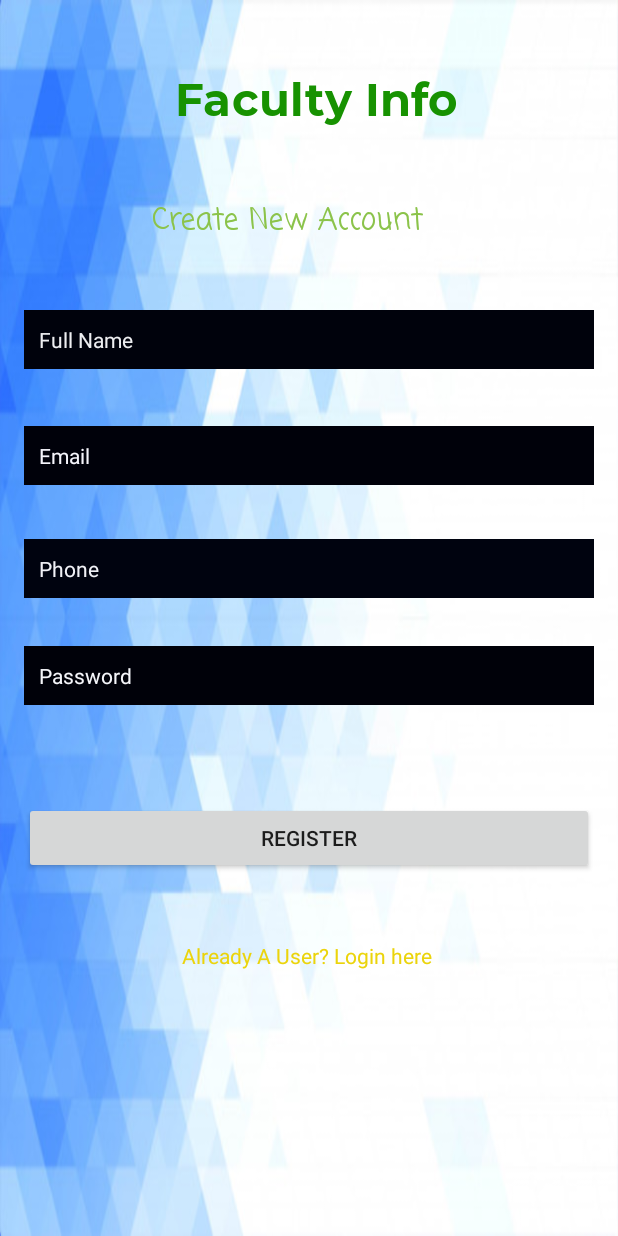
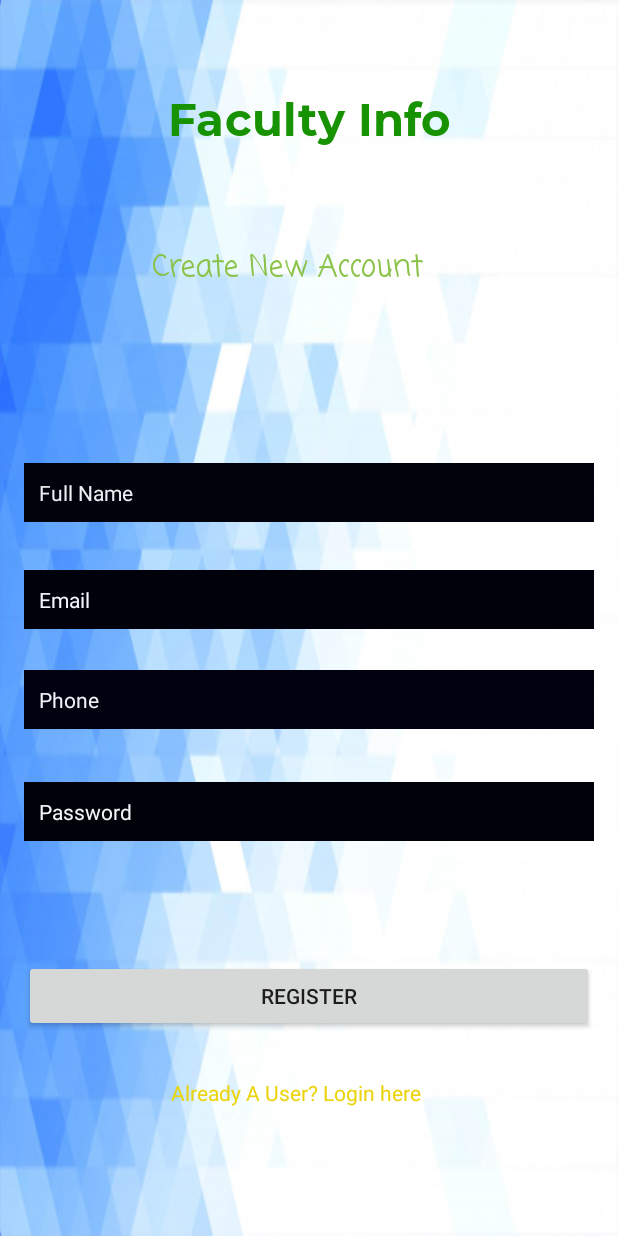
Before and after one commit to RV1504/RVCE-Departments, an Android app: the screen it shows after launch (MainActivity), on a phone screen of 412 x 824 dp. Run offline under Robolectric (Android 15) with nearby library versions, the phone set to English and light mode, and no system bars; our stand-ins replace Firebase (no records; nobody signed in at launch, a user with empty details on screens opened directly).

Commit message:
combining the two projects

```diff
--- a/app/src/main/AndroidManifest.xml
+++ b/app/src/main/AndroidManifest.xml
@@ -11,7 +11,6 @@
         android:roundIcon="@mipmap/ic_launcher_round"
         android:supportsRtl="true"
         android:theme="@style/AppTheme">
-        <activity android:name=".loginpage"></activity>
         <activity android:name=".login" />
         <activity android:name=".FaculityListActivity" />
         <activity android:name=".HomeScreenActivity" />
--- a/app/src/main/java/com/inhall/rvcedepartments/Adapters/DepartmentsRecyclerViewAdapter.java
+++ b/app/src/main/java/com/inhall/rvcedepartments/Adapters/DepartmentsRecyclerViewAdapter.java
@@ -50,7 +50,7 @@ public class DepartmentsRecyclerViewAdapter extends RecyclerView.Adapter<Departm
 
     @Override
     public void onBindViewHolder(@NonNull DepartmentsRecyclerViewHolder holder, int position) {
-        holder.polulate(departmentEntities.get(position));
+        holder.populate(departmentEntities.get(position));
     }
 
     @Override
--- a/app/src/main/java/com/inhall/rvcedepartments/Entity/facultylistentity.java
+++ /dev/null
@@ -1,4 +0,0 @@
-package com.inhall.rvcedepartments.Entity;
-
-public class facultylistentity {
-}
--- a/app/src/main/java/com/inhall/rvcedepartments/MainActivity.java
+++ b/app/src/main/java/com/inhall/rvcedepartments/MainActivity.java
@@ -21,10 +21,9 @@ import com.google.firebase.auth.AuthResult;
 import com.google.firebase.auth.FirebaseAuth;
 
 public class MainActivity extends AppCompatActivity {
-
     EditText mFullName, mEmail, mPassword, mPhone;
     Button mRegister;
-    TextView mLoginBtn;
+    TextView mLoginTxt;
     FirebaseAuth fAuth;
     ProgressBar progressBar;
 
@@ -38,7 +37,7 @@ public class MainActivity extends AppCompatActivity {
         mPassword = findViewById(R.id.password);
         mPhone = findViewById(R.id.phone);
         mRegister = findViewById(R.id.reg_btn);
-        mLoginBtn = findViewById(R.id.loginText);
+        mLoginTxt = findViewById(R.id.loginText);
 
         fAuth = FirebaseAuth.getInstance();
 
@@ -59,38 +58,41 @@ public class MainActivity extends AppCompatActivity {
                     mEmail.setError("Email is Required");
                     return;
                 }
-                if (TextUtils.isEmpty(email)) {
+                /*if (TextUtils.isEmpty(email)) {
                     mEmail.setError("Email is Required");
                     return;
                 }
                 if (TextUtils.isEmpty(email)) {
                     mEmail.setError("Email is Required");
                     return;
-                }
+                }*/
 
                 progressBar.setVisibility(View.VISIBLE);
 
-                fAuth.signInWithEmailAndPassword(email, password).addOnCompleteListener(new OnCompleteListener<AuthResult>() {
+                fAuth.createUserWithEmailAndPassword(email, password).addOnCompleteListener(new OnCompleteListener<AuthResult>() {
                     @Override
                     public void onComplete(@NonNull Task<AuthResult> task) {
                         if (task.isSuccessful()) {
-                            Intent intent = new Intent(MainActivity.this, HomeScreenActivity.class);
-                            intent.setFlags(Intent.FLAG_ACTIVITY_NEW_TASK | Intent.FLAG_ACTIVITY_CLEAR_TASK);
-                            startActivity(intent);
+                            Toast.makeText(MainActivity.this, "User Created", Toast.LENGTH_SHORT).show();
+                            startActivity(new Intent(getApplicationContext(), HomeScreenActivity.class));
                         } else {
-                            Toast.makeText(MainActivity.this, "Error" + task.getException(), Toast.LENGTH_SHORT).show();
+                            Toast.makeText(MainActivity.this, "Error" + task.getException().getMessage(), Toast.LENGTH_SHORT).show();
+
                             progressBar.setVisibility(View.GONE);
                         }
+
                     }
                 });
             }
         });
 
-        mLoginBtn.setOnClickListener(new View.OnClickListener() {
+        mLoginTxt.setOnClickListener(new View.OnClickListener() {
             @Override
             public void onClick(View v) {
                 startActivity(new Intent(getApplicationContext(), login.class));
             }
+
         });
+
     }
 }
--- a/app/src/main/java/com/inhall/rvcedepartments/ViewHolders/DepartmentsRecyclerViewHolder.java
+++ b/app/src/main/java/com/inhall/rvcedepartments/ViewHolders/DepartmentsRecyclerViewHolder.java
@@ -20,7 +20,7 @@ public class DepartmentsRecyclerViewHolder extends RecyclerView.ViewHolder {
         departentName = itemView.findViewById(R.id.department_name);
     }
 
-    public void polulate(DepartmentEntity departmentEntity){
+    public void populate(DepartmentEntity departmentEntity){
         itemView.setTag(departmentEntity);
         departentName.setText(departmentEntity.getDepartmentName());
     }
--- a/app/src/main/res/layout/activity_faculity_list.xml
+++ b/app/src/main/res/layout/activity_faculity_list.xml
@@ -10,7 +10,7 @@
         android:layout_width="wrap_content"
         android:layout_height="wrap_content"
         android:layout_centerInParent="true"
-        android:id="@+id/department_name" />
+        android:id="@+id/faculity" />
 
     <androidx.recyclerview.widget.RecyclerView
         android:id="@+id/recycler_view"
--- a/app/src/main/res/layout/activity_main.xml
+++ b/app/src/main/res/layout/activity_main.xml
@@ -6,29 +6,6 @@
     android:layout_height="match_parent"
     android:background="@drawable/reg_bckgrnd1"
     tools:context=".MainActivity">
-
-    <EditText
-        android:id="@+id/fullname2"
-        android:layout_width="0dp"
-        android:layout_height="wrap_content"
-        android:layout_marginStart="16dp"
-        android:layout_marginLeft="16dp"
-        android:layout_marginEnd="16dp"
-        android:layout_marginRight="16dp"
-        android:layout_marginBottom="32dp"
-        android:background="#00020C"
-        android:ems="10"
-        android:hint="Full Name"
-        android:inputType="textPersonName"
-        android:padding="10dp"
-        android:textColorHint="#EDEEF1"
-        android:textSize="14sp"
-        app:layout_constraintBottom_toBottomOf="parent"
-        app:layout_constraintEnd_toEndOf="parent"
-        app:layout_constraintHorizontal_bias="0.319"
-        app:layout_constraintStart_toStartOf="parent"
-        app:layout_constraintTop_toBottomOf="@+id/textView2"
-        app:layout_constraintVertical_bias="0.075" />
 
     <TextView
         android:id="@+id/textView"
@@ -40,10 +17,9 @@
         app:fontFamily="@font/mb"
         app:layout_constraintBottom_toBottomOf="parent"
         app:layout_constraintEnd_toEndOf="parent"
-        app:layout_constraintHorizontal_bias="0.52"
         app:layout_constraintStart_toStartOf="parent"
         app:layout_constraintTop_toTopOf="parent"
-        app:layout_constraintVertical_bias="0.057" />
+        app:layout_constraintVertical_bias="0.074" />
 
     <TextView
         android:id="@+id/textView2"
@@ -58,16 +34,14 @@
         app:layout_constraintHorizontal_bias="0.44"
         app:layout_constraintStart_toStartOf="parent"
         app:layout_constraintTop_toTopOf="parent"
-        app:layout_constraintVertical_bias="0.166" />
+        app:layout_constraintVertical_bias="0.206" />
 
     <EditText
         android:id="@+id/fullname"
         android:layout_width="0dp"
         android:layout_height="wrap_content"
         android:layout_marginStart="16dp"
-        android:layout_marginLeft="16dp"
         android:layout_marginEnd="16dp"
-        android:layout_marginRight="16dp"
         android:layout_marginBottom="32dp"
         android:background="#00020C"
         android:ems="10"
@@ -79,19 +53,17 @@
         android:textSize="14sp"
         app:layout_constraintBottom_toBottomOf="parent"
         app:layout_constraintEnd_toEndOf="parent"
-        app:layout_constraintHorizontal_bias="0.319"
+        app:layout_constraintHorizontal_bias="0.0"
         app:layout_constraintStart_toStartOf="parent"
         app:layout_constraintTop_toBottomOf="@+id/textView2"
-        app:layout_constraintVertical_bias="0.075" />
+        app:layout_constraintVertical_bias="0.205" />
 
     <EditText
         android:id="@+id/email"
         android:layout_width="0dp"
         android:layout_height="wrap_content"
         android:layout_marginStart="16dp"
-        android:layout_marginLeft="16dp"
         android:layout_marginEnd="16dp"
-        android:layout_marginRight="16dp"
         android:background="#00010A"
         android:ems="10"
         android:hint="Email"
@@ -105,16 +77,14 @@
         app:layout_constraintHorizontal_bias="0.0"
         app:layout_constraintStart_toStartOf="parent"
         app:layout_constraintTop_toTopOf="parent"
-        app:layout_constraintVertical_bias="0.362" />
+        app:layout_constraintVertical_bias="0.484" />
 
     <EditText
         android:id="@+id/phone"
         android:layout_width="0dp"
         android:layout_height="wrap_content"
         android:layout_marginStart="16dp"
-        android:layout_marginLeft="16dp"
         android:layout_marginEnd="16dp"
-        android:layout_marginRight="16dp"
         android:background="#00030F"
         android:ems="10"
         android:hint="Phone"
@@ -128,16 +98,14 @@
         app:layout_constraintHorizontal_bias="0.0"
         app:layout_constraintStart_toStartOf="parent"
         app:layout_constraintTop_toTopOf="parent"
-        app:layout_constraintVertical_bias="0.458" />
+        app:layout_constraintVertical_bias="0.569" />
 
     <EditText
         android:id="@+id/password"
         android:layout_width="0dp"
         android:layout_height="wrap_content"
         android:layout_marginStart="16dp"
-        android:layout_marginLeft="16dp"
         android:layout_marginEnd="16dp"
-        android:layout_marginRight="16dp"
         android:background="#000109"
         android:ems="10"
         android:hint="Password"
@@ -152,23 +120,21 @@
         app:layout_constraintHorizontal_bias="0.0"
         app:layout_constraintStart_toStartOf="parent"
         app:layout_constraintTop_toTopOf="parent"
-        app:layout_constraintVertical_bias="0.549" />
+        app:layout_constraintVertical_bias="0.664" />
 
     <Button
         android:id="@+id/reg_btn"
         android:layout_width="0dp"
         android:layout_height="wrap_content"
         android:layout_marginStart="16dp"
-        android:layout_marginLeft="16dp"
         android:layout_marginEnd="16dp"
-        android:layout_marginRight="16dp"
         android:text="Register"
         app:layout_constraintBottom_toBottomOf="parent"
         app:layout_constraintEnd_toEndOf="parent"
         app:layout_constraintHorizontal_bias="0.0"
         app:layout_constraintStart_toStartOf="parent"
         app:layout_constraintTop_toTopOf="parent"
-        app:layout_constraintVertical_bias="0.689" />
+        app:layout_constraintVertical_bias="0.825" />
 
     <TextView
         android:id="@+id/loginText"
@@ -178,9 +144,10 @@
         android:textColor="#EBD40B"
         app:layout_constraintBottom_toBottomOf="parent"
         app:layout_constraintEnd_toEndOf="parent"
+        app:layout_constraintHorizontal_bias="0.47"
         app:layout_constraintStart_toStartOf="parent"
         app:layout_constraintTop_toTopOf="parent"
-        app:layout_constraintVertical_bias="0.78" />
+        app:layout_constraintVertical_bias="0.893" />
 
     <ProgressBar
         android:id="@+id/progressBar"
@@ -193,5 +160,5 @@
         app:layout_constraintHorizontal_bias="0.498"
         app:layout_constraintStart_toStartOf="parent"
         app:layout_constraintTop_toTopOf="parent"
-        app:layout_constraintVertical_bias="0.9" />
+        app:layout_constraintVertical_bias="0.938" />
 </androidx.constraintlayout.widget.ConstraintLayout>
```
Also changed, not shown: app/src/main/java/com/inhall/rvcedepartments/Adapters/FaculityListRecyclerViewAdapter.java (added, +49 -0 lines), app/src/main/java/com/inhall/rvcedepartments/Adapters/facultlistviewadapter.java (deleted, +0 -7 lines), app/src/main/java/com/inhall/rvcedepartments/Entity/FaculityListEntity.java (added, +81 -0 lines), app/src/main/java/com/inhall/rvcedepartments/FaculityListActivity.java (+74 -2 lines), app/src/main/java/com/inhall/rvcedepartments/HomeScreenActivity.java (+7 -0 lines), app/src/main/java/com/inhall/rvcedepartments/ViewHolders/FaculityListRecyclerViewHolder.java (added, +26 -0 lines), app/src/main/java/com/inhall/rvcedepartments/login.java (+15 -13 lines), app/src/main/java/com/inhall/rvcedepartments/loginpage.java (deleted, +0 -14 lines), app/src/main/res/layout/activity_home_screen.xml (+17 -8 lines), app/src/main/res/layout/activity_login.xml (+5 -5 lines), app/src/main/res/layout/activity_loginpage.xml (deleted, +0 -9 lines), app/src/main/res/layout/faculity_list_recycler_view_arch.xml (added, +77 -0 lines).
